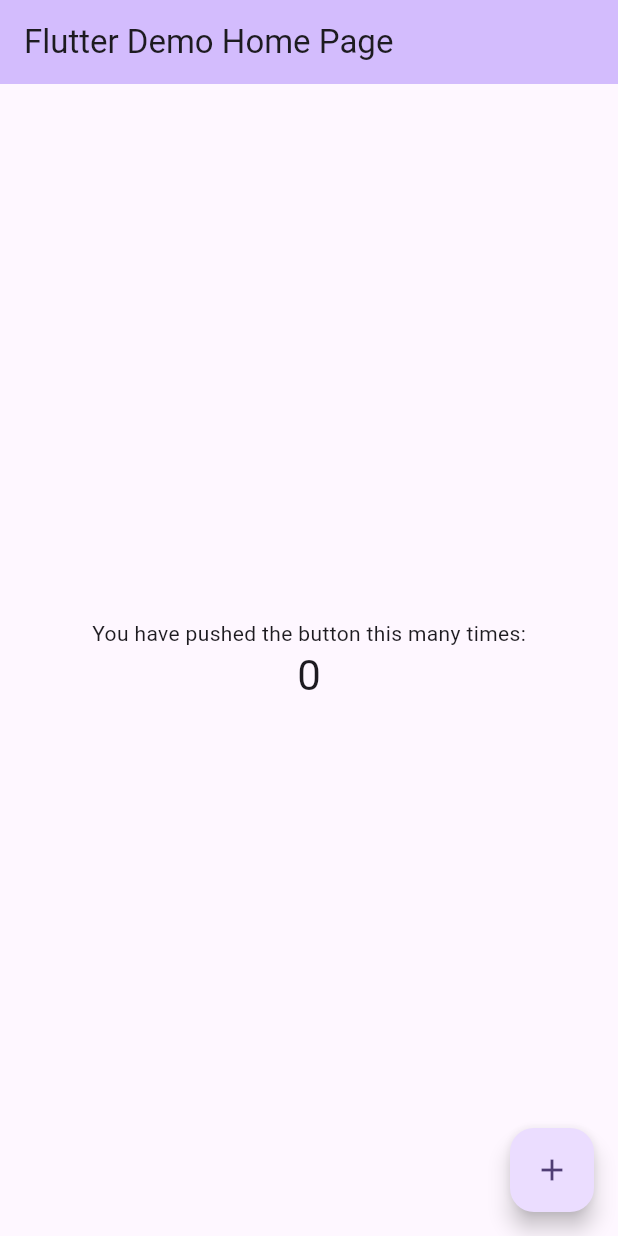
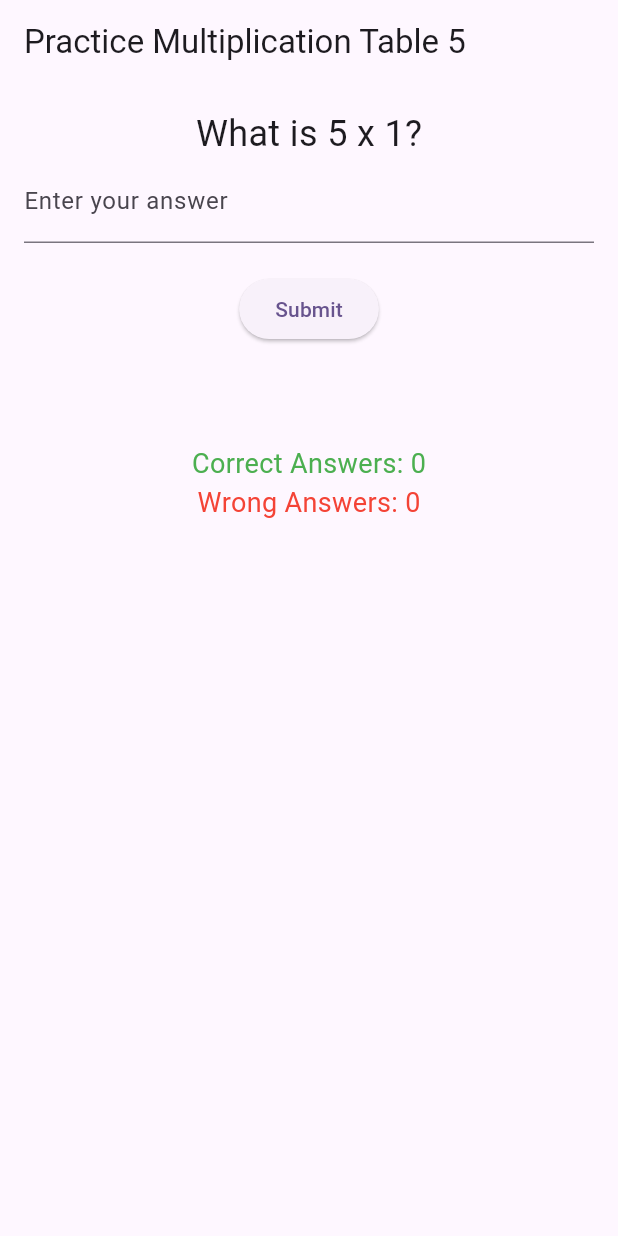
Before and after one commit to TelloCristian98/multiply-table, a Flutter app: the screen it shows after launch, on a phone screen of 412 x 824 dp. Run offline on Flutter 3.47's test engine with Material 3 defaults, Android fonts, the light colour scheme and no system bars.

Commit message:
PracticeScreen

```diff
--- /dev/null
+++ b/lib/Screens/PracticeScreen.dart
@@ -0,0 +1,102 @@
+import 'package:flutter/material.dart';
+import 'dart:math';
+
+class PracticeScreen extends StatefulWidget {
+  final int tableNumber;
+
+  PracticeScreen({required this.tableNumber});
+
+  @override
+  _PracticeScreenState createState() => _PracticeScreenState();
+}
+
+class _PracticeScreenState extends State<PracticeScreen> {
+  final TextEditingController _answerController = TextEditingController();
+  int _correctAnswers = 0;
+  int _wrongAnswers = 0;
+  String _feedbackMessage = '';
+  late int _randomMultiplier;
+  late int _correctAnswer;
+
+  @override
+  void initState() {
+    super.initState();
+    _generateNewQuestion();
+  }
+
+  void _generateNewQuestion() {
+    _randomMultiplier = Random().nextInt(10) + 1; // Random number between 1 and 10
+    _correctAnswer = widget.tableNumber * _randomMultiplier;
+    _answerController.clear();
+    setState(() {
+      _feedbackMessage = '';
+    });
+  }
+
+  void _checkAnswer() {
+    int? userAnswer = int.tryParse(_answerController.text);
+
+    if (userAnswer == null) {
+      setState(() {
+        _feedbackMessage = 'Please enter a valid number.';
+      });
+      return;
+    }
+
+    if (userAnswer == _correctAnswer) {
+      _correctAnswers++;
+      _feedbackMessage = 'Correct!';
+    } else {
+      _wrongAnswers++;
+      _feedbackMessage = 'Wrong! The correct answer is $_correctAnswer.';
+    }
+
+    _generateNewQuestion();
+  }
+
+  @override
+  Widget build(BuildContext context) {
+    return Scaffold(
+      appBar: AppBar(
+        title: Text('Practice Multiplication Table ${widget.tableNumber}'),
+      ),
+      body: Padding(
+        padding: const EdgeInsets.all(16.0),
+        child: Column(
+          children: [
+            Text(
+              'What is ${widget.tableNumber} x $_randomMultiplier?',
+              style: TextStyle(fontSize: 24),
+            ),
+            TextField(
+              controller: _answerController,
+              keyboardType: TextInputType.number,
+              decoration: InputDecoration(
+                labelText: 'Enter your answer',
+              ),
+            ),
+            SizedBox(height: 20),
+            ElevatedButton(
+              onPressed: _checkAnswer,
+              child: Text('Submit'),
+            ),
+            SizedBox(height: 20),
+            Text(
+              _feedbackMessage,
+              style: TextStyle(fontSize: 18, color: Colors.red),
+            ),
+            SizedBox(height: 20),
+            Text(
+              'Correct Answers: $_correctAnswers',
+              style: TextStyle(fontSize: 18, color: Colors.green),
+            ),
+            Text(
+              'Wrong Answers: $_wrongAnswers',
+              style: TextStyle(fontSize: 18, color: Colors.red),
+            ),
+          ],
+        ),
+      ),
+    );
+  }
+}
--- a/lib/main.dart
+++ b/lib/main.dart
@@ -1,4 +1,5 @@
 import 'package:flutter/material.dart';
+import 'Screens/PracticeScreen.dart';
 
 void main() {
   runApp(const MyApp());
@@ -6,32 +7,17 @@
 
 class MyApp extends StatelessWidget {
   const MyApp({super.key});
-
+  final int tableNumber = 5;
   // This widget is the root of your application.
   @override
   Widget build(BuildContext context) {
     return MaterialApp(
       title: 'Flutter Demo',
       theme: ThemeData(
-        // This is the theme of your application.
-        //
-        // TRY THIS: Try running your application with "flutter run". You'll see
-        // the application has a purple toolbar. Then, without quitting the app,
-        // try changing the seedColor in the colorScheme below to Colors.green
-        // and then invoke "hot reload" (save your changes or press the "hot
-        // reload" button in a Flutter-supported IDE, or press "r" if you used
-        // the command line to start the app).
-        //
-        // Notice that the counter didn't reset back to zero; the application
-        // state is not lost during the reload. To reset the state, use hot
-        // restart instead.
-        //
-        // This works for code too, not just values: Most code changes can be
-        // tested with just a hot reload.
         colorScheme: ColorScheme.fromSeed(seedColor: Colors.deepPurple),
         useMaterial3: true,
       ),
-      home: const MyHomePage(title: 'Flutter Demo Home Page'),
+      home: PracticeScreen(tableNumber: tableNumber),
     );
   }
 }
```
